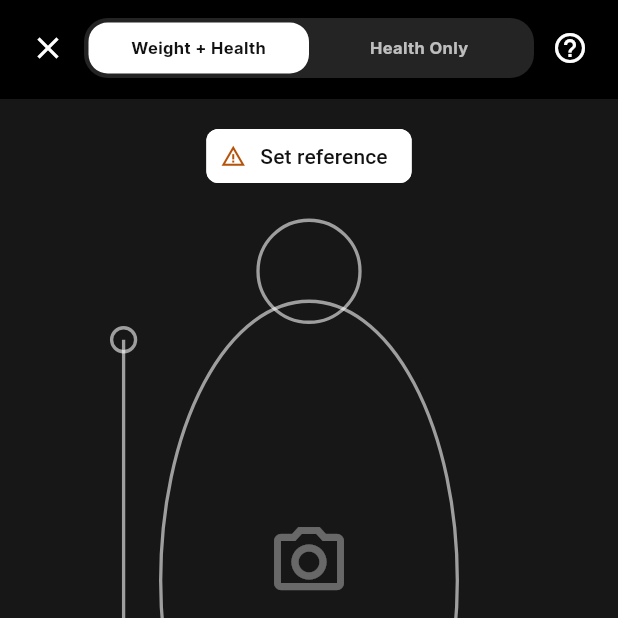
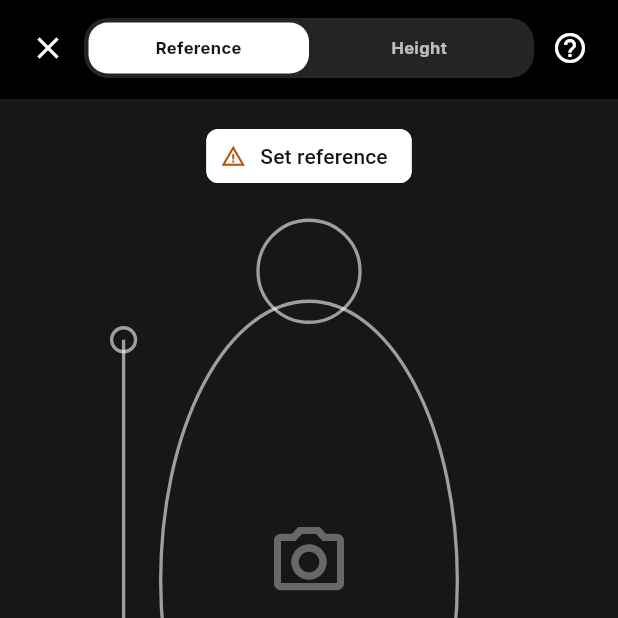
Before and after one commit to iofrmnowhere/instaham, a Flutter app: the CaptureGuidanceScreen screen opened by its route, after a tap on "Open camera", on a phone screen of 412 x 824 dp, the top half of it. Run offline on Flutter 3.47's test engine with Material 3 defaults, Android fonts, the phone set to English and light mode, and no system bars; our stand-ins replace drift, drift_flutter, fl_chart, go_router, google_fonts, shared_preferences; accounts and stored records are empty; generated files the repository leaves out were written again.

Commit message:
feat: add height and reference mode toggle instead of weight and health, remove health only feature.

```diff
--- /dev/null
+++ b/lib/core/models/measurement_mode.dart
@@ -0,0 +1,8 @@
+enum MeasurementMode { referenceObject, fixedHeight }
+
+extension MeasurementModeLabel on MeasurementMode {
+  String get label => switch (this) {
+    MeasurementMode.referenceObject => 'Reference',
+    MeasurementMode.fixedHeight => 'Height',
+  };
+}
--- a/lib/core/models/scan_flow.dart
+++ b/lib/core/models/scan_flow.dart
@@ -1,23 +1,16 @@
-enum ScanGoal { weightAndHealth, healthOnly }
+import 'measurement_mode.dart';
+
+enum ScanGoal { weightAndHealth }
 
 extension ScanGoalPresentation on ScanGoal {
-  String get storageValue => switch (this) {
-    ScanGoal.weightAndHealth => 'weight_health',
-    ScanGoal.healthOnly => 'health_only',
-  };
+  String get storageValue => 'weight_health';
 
-  String get label => switch (this) {
-    ScanGoal.weightAndHealth => 'Weight + Health',
-    ScanGoal.healthOnly => 'Health Only',
-  };
+  String get label => 'Weight + Health';
 
-  bool get requiresReference => this == ScanGoal.weightAndHealth;
+  bool get requiresReference => true;
 }
 
-ScanGoal scanGoalFromStorage(String value) => switch (value) {
-  'health_only' => ScanGoal.healthOnly,
-  _ => ScanGoal.weightAndHealth,
-};
+ScanGoal scanGoalFromStorage(String value) => ScanGoal.weightAndHealth;
 
 abstract final class ScanStatuses {
   static const draft = 'draft';
@@ -73,6 +66,8 @@ class ReferenceSuggestion {
 class ScanFlowArgs {
   final String? sessionId;
   final ScanGoal goal;
+  final MeasurementMode measurementMode;
+  final double? cameraHeightCm;
   final ReferenceSelection? reference;
   final String? imagePath;
   final int? imageWidthPx;
@@ -82,6 +77,8 @@ class ScanFlowArgs {
   const ScanFlowArgs({
     this.sessionId,
     this.goal = ScanGoal.weightAndHealth,
+    this.measurementMode = MeasurementMode.referenceObject,
+    this.cameraHeightCm,
     this.reference,
     this.imagePath,
     this.imageWidthPx,
@@ -92,6 +89,8 @@ class ScanFlowArgs {
   ScanFlowArgs copyWith({
     String? sessionId,
     ScanGoal? goal,
+    MeasurementMode? measurementMode,
+    double? cameraHeightCm,
     ReferenceSelection? reference,
     String? imagePath,
     int? imageWidthPx,
@@ -103,6 +102,8 @@ class ScanFlowArgs {
     return ScanFlowArgs(
       sessionId: sessionId ?? this.sessionId,
       goal: goal ?? this.goal,
+      measurementMode: measurementMode ?? this.measurementMode,
+      cameraHeightCm: cameraHeightCm ?? this.cameraHeightCm,
       reference: clearReference ? null : reference ?? this.reference,
       imagePath: imagePath ?? this.imagePath,
       imageWidthPx: imageWidthPx ?? this.imageWidthPx,
--- a/lib/core/router/widgets/app_bottom_nav.dart
+++ b/lib/core/router/widgets/app_bottom_nav.dart
@@ -48,7 +48,7 @@ class AppBottomNav extends StatelessWidget {
   Widget build(BuildContext context) {
     final location = currentPath ?? GoRouterState.of(context).uri.path;
     return Container(
-      height: 68,
+      height: 80,
       padding: const EdgeInsets.symmetric(horizontal: 4, vertical: 4),
       decoration: const BoxDecoration(
         color: AppColors.card,
--- /dev/null
+++ b/lib/features/capture/data/capture_preferences.dart
@@ -0,0 +1,42 @@
+import 'package:shared_preferences/shared_preferences.dart';
+import '../../../../core/models/scan_flow.dart';
+
+abstract final class CapturePreferences {
+  static const _keyRefType = 'cap_ref_type';
+  static const _keyRefName = 'cap_ref_name';
+  static const _keyRefLengthCm = 'cap_ref_length_cm';
+  static const _keyHeightCm = 'cap_height_cm';
+
+  static Future<void> saveReference(ReferenceSelection reference) async {
+    final prefs = await SharedPreferences.getInstance();
+    await prefs.setString(_keyRefType, reference.type);
+    await prefs.setString(_keyRefName, reference.name);
+    await prefs.setDouble(_keyRefLengthCm, reference.lengthCm);
+  }
+
+  static Future<ReferenceSelection?> loadReference() async {
+    final prefs = await SharedPreferences.getInstance();
+    final type = prefs.getString(_keyRefType);
+    final name = prefs.getString(_keyRefName);
+    final lengthCm = prefs.getDouble(_keyRefLengthCm);
+
+    if (type != null && name != null && lengthCm != null && lengthCm > 0) {
+      return ReferenceSelection(type: type, name: name, lengthCm: lengthCm);
+    }
+    return null;
+  }
+
+  static Future<void> saveHeight(double heightCm) async {
+    final prefs = await SharedPreferences.getInstance();
+    await prefs.setDouble(_keyHeightCm, heightCm);
+  }
+
+  static Future<double?> loadHeight() async {
+    final prefs = await SharedPreferences.getInstance();
+    final heightCm = prefs.getDouble(_keyHeightCm);
+    if (heightCm != null && heightCm > 0) {
+      return heightCm;
+    }
+    return null;
+  }
+}
--- a/lib/features/capture/presentation/screens/capture_guidance_screen.dart
+++ b/lib/features/capture/presentation/screens/capture_guidance_screen.dart
@@ -7,31 +7,18 @@ import '../../../../core/theme/app_text_styles.dart';
 import '../../../../core/theme/widgets/app_card.dart';
 import '../../../../core/theme/widgets/app_scaffold.dart';
 
-class CaptureGuidanceScreen extends StatefulWidget {
+class CaptureGuidanceScreen extends StatelessWidget {
   const CaptureGuidanceScreen({super.key});
 
   @override
-  State<CaptureGuidanceScreen> createState() => _CaptureGuidanceScreenState();
-}
-
-class _CaptureGuidanceScreenState extends State<CaptureGuidanceScreen> {
-  ScanGoal _goal = ScanGoal.weightAndHealth;
-
-  @override
   Widget build(BuildContext context) {
-    final tips = _goal == ScanGoal.weightAndHealth
-        ? const [
-            'Photograph one pig from directly above.',
-            'Keep the complete head, body, and tail inside the frame.',
-            'Place a known straight reference flat beside the pig.',
-            'Keep both reference endpoints visible.',
-            'Keep the phone parallel to the ground and avoid blur.',
-          ]
-        : const [
-            'Capture the visibly affected area clearly.',
-            'Include enough context to show that the image belongs to a pig.',
-            'Use even lighting and avoid motion blur.',
-          ];
+    const tips = [
+      'Photograph one pig from directly above.',
+      'Keep the complete head, body, and tail inside the frame.',
+      'Place a known straight reference flat beside the pig (or set camera height).',
+      'Keep both reference endpoints visible when using a reference object.',
+      'Keep the phone parallel to the ground and avoid blur.',
+    ];
 
     return AppScaffold(
       showNav: false,
@@ -56,19 +43,6 @@ class _CaptureGuidanceScreenState extends State<CaptureGuidanceScreen> {
       child: ListView(
         padding: const EdgeInsets.all(16),
         children: [
-          SegmentedButton<ScanGoal>(
-            segments: ScanGoal.values
-                .map(
-                  (goal) => ButtonSegment<ScanGoal>(
-                    value: goal,
-                    label: Text(goal.label),
-                  ),
-                )
-                .toList(),
-            selected: {_goal},
-            onSelectionChanged: (value) => setState(() => _goal = value.first),
-          ),
-          const SizedBox(height: 16),
           AppCard(
             child: Column(
               crossAxisAlignment: CrossAxisAlignment.start,
@@ -112,9 +86,7 @@ class _CaptureGuidanceScreenState extends State<CaptureGuidanceScreen> {
                 const SizedBox(width: 12),
                 Expanded(
                   child: Text(
-                    _goal.requiresReference
-                        ? 'Weight is available only after the reference and all eligibility checks pass.'
-                        : 'Health output is visual screening, not a veterinary diagnosis.',
+                    'Weight is available only after scale calibration and all eligibility checks pass.',
                     style: AppTextStyles.subtext,
                   ),
                 ),
@@ -124,7 +96,7 @@ class _CaptureGuidanceScreenState extends State<CaptureGuidanceScreen> {
           const SizedBox(height: 24),
           ElevatedButton(
             onPressed: () =>
-                context.push('/capture', extra: ScanFlowArgs(goal: _goal)),
+                context.push('/capture', extra: const ScanFlowArgs()),
             child: const Text('Open camera'),
           ),
         ],
--- a/lib/features/capture/presentation/screens/capture_screen.dart
+++ b/lib/features/capture/presentation/screens/capture_screen.dart
@@ -3,11 +3,15 @@ import 'package:go_router/go_router.dart';
 
 import '../../../../core/database/app_database.dart';
 import '../../../../core/database/database_scope.dart';
+import '../../../../core/models/measurement_mode.dart';
 import '../../../../core/models/scan_flow.dart';
 import '../../../../core/theme/app_colors.dart';
 import '../../../../core/theme/app_text_styles.dart';
 import '../../../../core/theme/app_theme.dart';
 import '../../../../core/theme/widgets/app_scaffold.dart';
+import '../../data/capture_preferences.dart';
+import '../widgets/height_mode_alignment.dart';
+import '../widgets/height_mode_settings.dart';
 import '../widgets/reference_object_details.dart';
 import '../widgets/reference_object_picker.dart';
 
@@ -21,8 +25,9 @@ class CaptureScreen extends StatefulWidget {
 }
 
 class _CaptureScreenState extends State<CaptureScreen> {
-  late ScanGoal _goal = widget.initialArgs?.goal ?? ScanGoal.weightAndHealth;
+  MeasurementMode _mode = MeasurementMode.referenceObject;
   late ReferenceSelection? _reference = widget.initialArgs?.reference;
+  late double? _cameraHeight = widget.initialArgs?.cameraHeightCm;
   String? _sessionId;
   AppDatabase? _database;
   bool _initialized = false;
@@ -39,38 +44,39 @@ class _CaptureScreenState extends State<CaptureScreen> {
     if (_sessionId == null) {
       _createSession();
     }
+    _loadPreferences();
+  }
+
+  Future<void> _loadPreferences() async {
+    final savedRef = await CapturePreferences.loadReference();
+    final savedHeight = await CapturePreferences.loadHeight();
+    if (!mounted) return;
+    setState(() {
+      if (_reference == null && savedRef != null) {
+        _reference = savedRef;
+      }
+      if (_cameraHeight == null && savedHeight != null) {
+        _cameraHeight = savedHeight;
+      }
+    });
   }
 
   Future<String> _createSession() async {
-    final id = await _database!.createDraftScan(goal: _goal);
+    final id = await _database!.createDraftScan(goal: ScanGoal.weightAndHealth);
     if (mounted) setState(() => _sessionId = id);
     return id;
   }
 
   Future<String> _ensureSession() async => _sessionId ?? _createSession();
 
-  Future<void> _changeGoal(ScanGoal goal) async {
-    setState(() => _goal = goal);
-    final id = await _ensureSession();
-    await _database!.updateScanGoal(id, goal);
-  }
-
-  Future<void> _showReferencePicker() async {
-    final result = await showModalBottomSheet<Object>(
-      context: context,
-      isScrollControlled: true,
-      backgroundColor: Colors.transparent,
-      builder: (sheetContext) => ReferenceObjectPicker(
-        onSelect: (selection) => Navigator.pop(sheetContext, selection),
-        onCustom: () => Navigator.pop(sheetContext, 'custom'),
-        onBack: () => Navigator.pop(sheetContext),
-      ),
-    );
+  Future<void> _openReferenceConfig() async {
+    final result = await ReferenceObjectPicker.pushFullScreen(context);
     if (!mounted) return;
     if (result == 'custom') {
       await _showCustomReference();
     } else if (result is ReferenceSelection) {
       setState(() => _reference = result);
+      await CapturePreferences.saveReference(result);
     }
   }
 
@@ -91,11 +97,31 @@ class _CaptureScreenState extends State<CaptureScreen> {
     );
     if (selection != null && mounted) {
       setState(() => _reference = selection);
+      await CapturePreferences.saveReference(selection);
     }
   }
 
+  Future<void> _openHeightConfig() async {
+    await showModalBottomSheet<void>(
+      context: context,
+      isScrollControlled: true,
+      backgroundColor: Colors.transparent,
+      builder: (sheetContext) => Padding(
+        padding: EdgeInsets.only(
+          bottom: MediaQuery.viewInsetsOf(sheetContext).bottom,
+        ),
+        child: HeightModeSettings(
+          value: _cameraHeight ?? 0.0,
+          onChange: (newHeight) {},
+          onNext: () => Navigator.pop(sheetContext),
+          onBack: () => Navigator.pop(sheetContext),
+        ),
+      ),
+    );
+  }
+
   void _showGuidance() {
-    final tips = _goal == ScanGoal.weightAndHealth
+    final tips = _mode == MeasurementMode.referenceObject
         ? const [
             'Photograph one pig from directly above.',
             'Keep the full head, body, and tail inside the frame.',
@@ -104,9 +130,10 @@ class _CaptureScreenState extends State<CaptureScreen> {
             'Hold the phone parallel to the ground.',
           ]
         : const [
-            'Fill the frame with the visibly affected area.',
-            'Keep enough pig context visible for screening.',
-            'Use even lighting and avoid motion blur.',
+            'Photograph one pig from directly above.',
+            'Hold camera at the specified height above the pig.',
+            'Match pig position with the on-screen silhouette.',
+            'Keep the phone parallel to the ground and avoid blur.',
           ];
 
     showModalBottomSheet<void>(
@@ -120,7 +147,7 @@ class _CaptureScreenState extends State<CaptureScreen> {
             crossAxisAlignment: CrossAxisAlignment.start,
             children: [
               Text(
-                '${_goal.label} capture',
+                '${_mode.label} capture tips',
                 style: AppTextStyles.headline.copyWith(fontSize: 19),
               ),
               const SizedBox(height: 12),
@@ -149,13 +176,21 @@ class _CaptureScreenState extends State<CaptureScreen> {
   }
 
   Future<void> _capture() async {
-    if (_goal.requiresReference && _reference == null) {
+    if (_mode == MeasurementMode.referenceObject && _reference == null) {
       ScaffoldMessenger.of(context).showSnackBar(
         const SnackBar(
           content: Text('Choose the known reference object before capturing.'),
         ),
       );
-      await _showReferencePicker();
+      await _openReferenceConfig();
+      return;
+    }
+    if (_mode == MeasurementMode.fixedHeight &&
+        (_cameraHeight == null || _cameraHeight! <= 0)) {
+      ScaffoldMessenger.of(context).showSnackBar(
+        const SnackBar(content: Text('Set camera height before capturing.')),
+      );
+      await _openHeightConfig();
       return;
     }
     setState(() => _saving = true);
@@ -172,7 +207,9 @@ class _CaptureScreenState extends State<CaptureScreen> {
     final id = await _ensureSession();
     final args = ScanFlowArgs(
       sessionId: id,
-      goal: _goal,
+      goal: ScanGoal.weightAndHealth,
+      measurementMode: _mode,
+      cameraHeightCm: _cameraHeight,
       reference: _reference,
       imagePath: widget.initialArgs?.imagePath,
       imageWidthPx: widget.initialArgs?.imageWidthPx,
@@ -180,7 +217,8 @@ class _CaptureScreenState extends State<CaptureScreen> {
       suggestion: widget.initialArgs?.suggestion,
     );
     if (!mounted) return;
-    if (_goal.requiresReference) {
+
+    if (_mode == MeasurementMode.referenceObject) {
       await _database!.updateScanStatus(id, ScanStatuses.referenceReview);
       if (mounted) context.push('/reference-marking', extra: args);
     } else {
@@ -189,7 +227,8 @@ class _CaptureScreenState extends State<CaptureScreen> {
         id,
         'analysis',
         'queued',
-        message: 'Awaiting health model integration.',
+        message:
+            'Height mode — weight estimation requires height-calibrated model (not yet available).',
       );
       if (mounted) context.push('/analysis', extra: args);
     }
@@ -219,7 +258,10 @@ class _CaptureScreenState extends State<CaptureScreen> {
                   icon: const Icon(Icons.close, color: Colors.white),
                 ),
                 Expanded(
-                  child: _ModeSelector(selected: _goal, onChanged: _changeGoal),
+                  child: _MeasurementModeSelector(
+                    selected: _mode,
+                    onChanged: (mode) => setState(() => _mode = mode),
+                  ),
                 ),
                 IconButton(
                   tooltip: 'Capture tips',
@@ -254,18 +296,12 @@ class _CaptureScreenState extends State<CaptureScreen> {
                     ],
                   ),
                 ),
-                if (_goal.requiresReference)
+                if (_mode == MeasurementMode.referenceObject)
                   CustomPaint(painter: _DorsalGuidePainter())
                 else
-                  Center(
-                    child: Container(
-                      width: 230,
-                      height: 230,
-                      decoration: BoxDecoration(
-                        border: Border.all(color: Colors.white54, width: 2),
-                        borderRadius: BorderRadius.circular(AppRadius.x2l),
-                      ),
-                    ),
+                  HeightModeAlignment(
+                    onConfirm: _capture,
+                    onBack: _openHeightConfig,
                   ),
                 Positioned(
                   left: 16,
@@ -274,7 +310,7 @@ class _CaptureScreenState extends State<CaptureScreen> {
                   child: Row(
                     mainAxisAlignment: MainAxisAlignment.center,
                     children: [
-                      if (_goal.requiresReference)
+                      if (_mode == MeasurementMode.referenceObject)
                         ActionChip(
                           avatar: Icon(
                             _reference == null
@@ -290,7 +326,27 @@ class _CaptureScreenState extends State<CaptureScreen> {
                                 ? 'Set reference'
                                 : '${_reference!.name} · ${_reference!.lengthCm.toStringAsFixed(0)} cm',
                           ),
-                          onPressed: _showReferencePicker,
+                          onPressed: _openReferenceConfig,
+                          backgroundColor: Colors.white,
+                          side: BorderSide.none,
+                        )
+                      else
+                        ActionChip(
+                          avatar: Icon(
+                            _cameraHeight == null || _cameraHeight! <= 0
+                                ? Icons.warning_amber
+                                : Icons.height,
+                            size: 17,
+                            color: _cameraHeight == null || _cameraHeight! <= 0
+                                ? AppColors.blocked
+                                : AppColors.signalPink,
+                          ),
+                          label: Text(
+                            _cameraHeight == null || _cameraHeight! <= 0
+                                ? 'Set height'
+                                : 'Height: ${_cameraHeight!.toStringAsFixed(0)} cm',
+                          ),
+                          onPressed: _openHeightConfig,
                           backgroundColor: Colors.white,
                           side: BorderSide.none,
                         ),
@@ -311,9 +367,9 @@ class _CaptureScreenState extends State<CaptureScreen> {
                       borderRadius: BorderRadius.circular(AppRadius.lg),
                     ),
                     child: Text(
-                      _goal.requiresReference
+                      _mode == MeasurementMode.referenceObject
                           ? 'One pig · dorsal view · full body and reference visible'
-                          : 'Keep the affected area sharp and well lit',
+                          : 'Hold camera ${_cameraHeight?.toStringAsFixed(0) ?? '?'} cm above the pig',
                       textAlign: TextAlign.center,
                       style: AppTextStyles.label.copyWith(
                         color: Colors.white,
@@ -379,16 +435,20 @@ class _CaptureScreenState extends State<CaptureScreen> {
                 ),
                 SizedBox(
                   width: 64,
-                  child: _goal.requiresReference
-                      ? IconButton(
-                          tooltip: 'Change reference',
-                          onPressed: _showReferencePicker,
-                          icon: const Icon(
-                            Icons.straighten,
-                            color: Colors.white70,
-                          ),
-                        )
-                      : const SizedBox.shrink(),
+                  child: IconButton(
+                    tooltip: _mode == MeasurementMode.referenceObject
+                        ? 'Change reference'
+                        : 'Change height',
+                    onPressed: _mode == MeasurementMode.referenceObject
+                        ? _openReferenceConfig
+                        : _openHeightConfig,
+                    icon: Icon(
+                      _mode == MeasurementMode.referenceObject
+                          ? Icons.straighten
+                          : Icons.height,
+                      color: Colors.white70,
+                    ),
+                  ),
                 ),
               ],
             ),
@@ -458,9 +518,9 @@ class _CaptureScreenState extends State<CaptureScreen> {
                   const SizedBox(width: 8),
                   Expanded(
                     child: Text(
-                      _goal.requiresReference
+                      _mode == MeasurementMode.referenceObject
                           ? 'Next, verify the app suggestion or mark both reference endpoints manually.'
-                          : 'Use this photo only if the affected area is clear and in focus.',
+                          : 'Next, visual health assessment and height-based feature extraction will run.',
                       style: AppTextStyles.subtext.copyWith(
                         color: AppColors.mutedForeground,
                       ),
@@ -482,9 +542,9 @@ class _CaptureScreenState extends State<CaptureScreen> {
                     child: ElevatedButton(
                       onPressed: _usePhoto,
                       child: Text(
-                        _goal.requiresReference
+                        _mode == MeasurementMode.referenceObject
                             ? 'Verify reference'
-                            : 'Use photo',
+                            : 'Continue to analysis',
                       ),
                     ),
                   ),
@@ -498,11 +558,14 @@ class _CaptureScreenState extends State<CaptureScreen> {
   }
 }
 
-class _ModeSelector extends StatelessWidget {
-  final ScanGoal selected;
-  final ValueChanged<ScanGoal> onChanged;
+class _MeasurementModeSelector extends StatelessWidget {
+  final MeasurementMode selected;
+  final ValueChanged<MeasurementMode> onChanged;
 
-  const _ModeSelector({required this.selected, required this.onChanged});
+  const _MeasurementModeSelector({
+    required this.selected,
+    required this.onChanged,
+  });
 
   @override
   Widget build(BuildContext context) {
@@ -513,11 +576,11 @@ class _ModeSelector extends StatelessWidget {
         borderRadius: BorderRadius.circular(AppRadius.lg),
       ),
       child: Row(
-        children: ScanGoal.values.map((goal) {
-          final active = goal == selected;
+        children: MeasurementMode.values.map((mode) {
+          final active = mode == selected;
           return Expanded(
             child: InkWell(
-              onTap: () => onChanged(goal),
+              onTap: () => onChanged(mode),
               borderRadius: BorderRadius.circular(AppRadius.md),
               child: AnimatedContainer(
                 duration: const Duration(milliseconds: 160),
@@ -527,7 +590,7 @@ class _ModeSelector extends StatelessWidget {
                   borderRadius: BorderRadius.circular(AppRadius.md),
                 ),
                 child: Text(
-                  goal.label,
+                  mode.label,
                   textAlign: TextAlign.center,
                   style: AppTextStyles.label.copyWith(
                     fontSize: 11,
--- a/pubspec.yaml
+++ b/pubspec.yaml
@@ -40,6 +40,7 @@ dependencies:
   drift_flutter: ^0.2.8
   fl_chart: ^1.2.0
   path_provider: ^2.1.5
+  shared_preferences: ^2.3.0
 
 dev_dependencies:
   flutter_test:
```
Also changed, not shown: lib/core/database/app_database.dart (+3 -17 lines), lib/features/capture/presentation/widgets/reference_object_picker.dart (+18 -0 lines), lib/features/view_suitability/domain/entities/view_result_entity.dart (+2 -6 lines), lib/features/weight_estimation/presentation/screens/reference_marking_screen.dart (+0 -29 lines), pubspec.lock, 6 other files.
